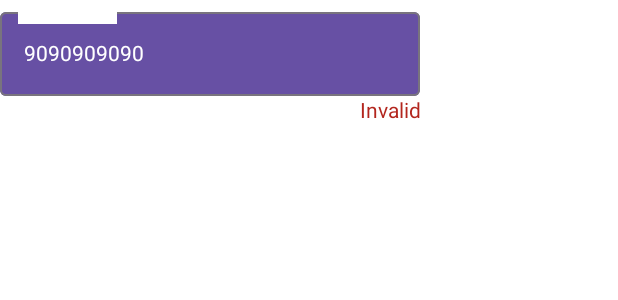
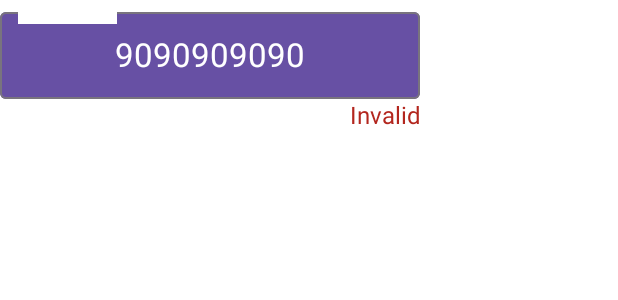
Before and after one commit to ifshaulhaque/LumazaarBusiness, an Android app built with Jetpack Compose: the @Preview function CustomTextFieldPreview, on a phone screen of 412 x 824 dp. Shown: the top 300 px of the screen. Run offline under Robolectric (Android 15) with nearby library versions, the phone set to English and light mode, and no system bars.

Commit message:
font size update

```diff
--- a/app/src/main/java/com/example/lumazaarbusiness/components/CustomButton.kt
+++ b/app/src/main/java/com/example/lumazaarbusiness/components/CustomButton.kt
@@ -28,6 +28,7 @@ fun CustomButton(
     ) {
         Text(
             text = text,
+            fontSize = MaterialTheme.typography.titleMedium.fontSize,
             color = textColor
         )
     }
--- a/app/src/main/java/com/example/lumazaarbusiness/components/CustomTextField.kt
+++ b/app/src/main/java/com/example/lumazaarbusiness/components/CustomTextField.kt
@@ -3,6 +3,7 @@ package com.example.lumazaarbusiness.components
 import androidx.compose.foundation.layout.Arrangement
 import androidx.compose.foundation.layout.Column
 import androidx.compose.foundation.text.KeyboardOptions
+import androidx.compose.material3.LocalTextStyle
 import androidx.compose.material3.MaterialTheme
 import androidx.compose.material3.OutlinedTextField
 import androidx.compose.material3.OutlinedTextFieldDefaults
@@ -14,6 +15,7 @@ import androidx.compose.runtime.remember
 import androidx.compose.ui.Alignment
 import androidx.compose.ui.Modifier
 import androidx.compose.ui.res.stringResource
+import androidx.compose.ui.text.TextStyle
 import androidx.compose.ui.text.input.KeyboardType
 import androidx.compose.ui.text.style.TextAlign
 import androidx.compose.ui.tooling.preview.Preview
@@ -42,6 +44,10 @@ fun CustomTextField(
             label = {
                 Text(text = label)
             },
+            textStyle = LocalTextStyle.providesDefault(value = TextStyle(
+                textAlign = TextAlign.Center,
+                fontSize = MaterialTheme.typography.titleLarge.fontSize
+            )).value,
             maxLines = 1,
             keyboardOptions = KeyboardOptions(keyboardType = keyboardType),
             colors = OutlinedTextFieldDefaults.colors(
@@ -57,6 +63,7 @@ fun CustomTextField(
         errorText?.let { text ->
             Text(
                 text = text,
+                fontSize = MaterialTheme.typography.titleMedium.fontSize,
                 color = MaterialTheme.colorScheme.error,
                 textAlign = TextAlign.End
             )
```
